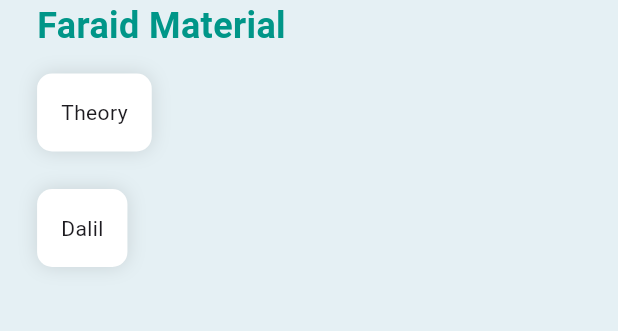
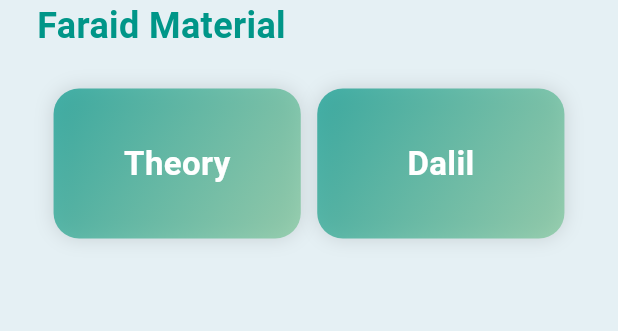
Before and after one commit to faiqhdr/radeena, a Flutter app: the LibraryPage screen opened by its route, on a phone screen of 412 x 824 dp, the part 84-415 px from its top. Run offline on Flutter 3.47's test engine with Material 3 defaults, Android fonts, the phone set to English and light mode, and no system bars; our stand-ins replace animated_text_kit, input_quantity, lottie, sqflite; missing offline and left inert: graphview; accounts and stored records are empty.

Commit message:
improve design for library page

```diff
--- a/lib/views/material/library_page.dart
+++ b/lib/views/material/library_page.dart
@@ -39,19 +39,49 @@ class LibraryPage extends StatelessWidget {
                 style: textUnderTitleStyle(),
               ),
             ),
-            SizedBox(height: 15),
-            GestureDetector(
+            SizedBox(height: 25),
+            Row(
+              mainAxisAlignment: MainAxisAlignment.spaceEvenly,
+              children: [
+                _buildLibraryButton(
+                  context,
+                  'Theory',
+                  TheoryListPage(),
+                ),
+                _buildLibraryButton(
+                  context,
+                  'Dalil',
+                  DalilHeirPage(),
+                ),
+              ],
+            ),
+          ],
+        ),
+      ),
+    );
+  }
+
+  Widget _buildLibraryButton(BuildContext context, String title, Widget page) {
+    return GestureDetector(
       onTap: () {
         Navigator.push(
           context,
-                  MaterialPageRoute(builder: (context) => TheoryListPage()),
+          MaterialPageRoute(builder: (context) => page),
         );
       },
       child: Container(
-                padding: EdgeInsets.all(16),
+        width: MediaQuery.of(context).size.width * 0.4,
+        height: 100,
         decoration: BoxDecoration(
-                  color: Colors.white,
-                  borderRadius: BorderRadius.circular(10),
+          gradient: LinearGradient(
+            colors: [
+              primaryColor.withOpacity(0.7),
+              secondaryColor.withOpacity(0.7),
+            ],
+            begin: Alignment.topLeft,
+            end: Alignment.bottomRight,
+          ),
+          borderRadius: BorderRadius.circular(17.0),
           boxShadow: [
             BoxShadow(
               color: Colors.black12,
@@ -59,37 +89,15 @@ class LibraryPage extends StatelessWidget {
             ),
           ],
         ),
+        child: Center(
           child: Text(
-                  'Theory',
+            title,
+            style: TextStyle(
+              color: Colors.white,
+              fontSize: 22,
+              fontWeight: FontWeight.bold,
             ),
           ),
-            ),
-            SizedBox(height: 25),
-            GestureDetector(
-              onTap: () {
-                Navigator.push(
-                  context,
-                  MaterialPageRoute(builder: (context) => DalilHeirPage()),
-                );
-              },
-              child: Container(
-                padding: EdgeInsets.all(16),
-                decoration: BoxDecoration(
-                  color: Colors.white,
-                  borderRadius: BorderRadius.circular(10),
-                  boxShadow: [
-                    BoxShadow(
-                      color: Colors.black12,
-                      blurRadius: 10,
-                    ),
-                  ],
-                ),
-                child: Text(
-                  'Dalil',
-                ),
-              ),
-            ),
-          ],
         ),
       ),
     );
```
Lines whose indentation alone changed are shown as unchanged.
